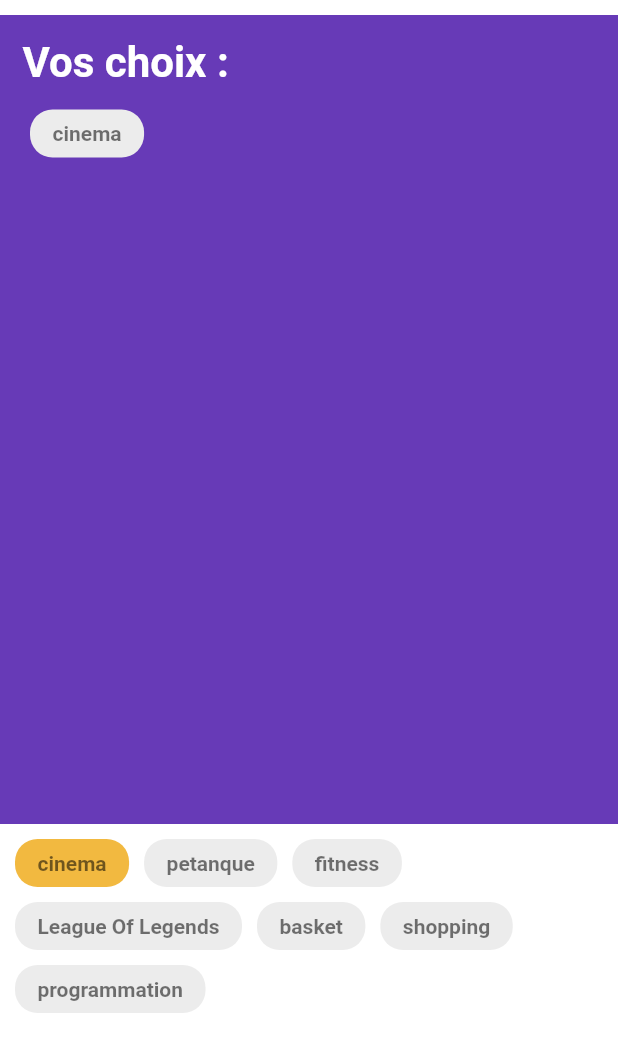
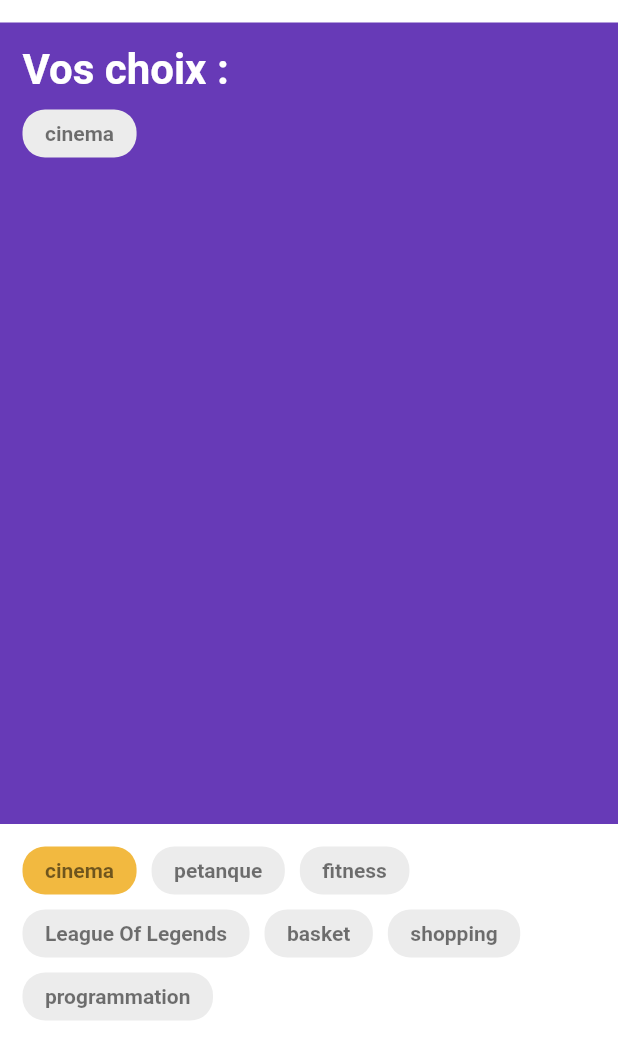
Before and after one commit to Nouuu/Flutter-ESGI-2022-CC1, a Flutter app: the screen it shows after launch, after a tap on "cinema", on a phone screen of 412 x 824 dp. Shown: the top 1059 px of the screen. Run offline on Flutter 3.47's test engine with Material 2 defaults, Android fonts, the phone set to English and light mode, and no system bars.

Commit message:
Lint style + order select chips by date

```diff
--- a/lib/main.dart
+++ b/lib/main.dart
@@ -11,7 +11,7 @@ class MyApp extends StatelessWidget {
   @override
   Widget build(BuildContext context) {
     return MaterialApp(
-      title: 'Pringle selector',
+      title: 'Pringles selector',
       theme: ThemeData(
         textTheme: const TextTheme(
           headline1: TextStyle(
--- a/lib/model/choice_item.dart
+++ b/lib/model/choice_item.dart
@@ -1,5 +1,6 @@
 class ChoiceItem {
   bool _isSelected = false;
+  late DateTime _selectedAt;
   final String title;
 
   ChoiceItem({
@@ -7,11 +8,17 @@ class ChoiceItem {
     isSelected = false,
   }) {
     _isSelected = isSelected;
+    _selectedAt = DateTime.now();
   }
 
   bool get isSelected => _isSelected;
 
-  void select() => _isSelected = true;
+  DateTime get selectedAt => _selectedAt;
+
+  void select() {
+    _isSelected = true;
+    _selectedAt = DateTime.now();
+  }
 
   void unselect() => _isSelected = false;
 }
--- a/lib/services/choice_item_service.dart
+++ b/lib/services/choice_item_service.dart
@@ -3,7 +3,6 @@ import '../model/choice_item.dart';
 class ChoiceService {
   static final ChoiceService _singleton = ChoiceService._internal();
   final _choiceList = <ChoiceItem>[];
-
 
   factory ChoiceService() {
     return _singleton;
@@ -41,5 +40,9 @@ class ChoiceService {
 
   List<ChoiceItem> get choices => List.unmodifiable(_choiceList);
 
+  List<ChoiceItem> get selectedChoices => List.unmodifiable(
+      _choiceList.where((element) => element.isSelected).toList()
+        ..sort((a, b) => a.selectedAt.compareTo(b.selectedAt)));
+
   int get count => _choiceList.length;
 }
--- a/lib/ui/footer.dart
+++ b/lib/ui/footer.dart
@@ -15,9 +15,11 @@ class Footer extends StatelessWidget {
   @override
   Widget build(BuildContext context) {
     return Container(
-      padding: const EdgeInsets.all(5),
+      padding: const EdgeInsets.all(15),
       color: Colors.white,
       child: Wrap(
+        spacing: 10,
+        runSpacing: 10,
         children: choices
             .map(
               (e) => MyChip(item: e, onTap: () => onItemTap(e)),
--- a/lib/ui/header.dart
+++ b/lib/ui/header.dart
@@ -12,15 +12,16 @@ class Header extends StatelessWidget {
   }) : super(key: key);
 
   Widget _returnItems(BuildContext context) {
-    var items = choices.where((element) => element.isSelected);
-    if (items.isEmpty) {
+    if (choices.isEmpty) {
       return Text(
         "Cliquez sur les choix en dessous !",
         style: Theme.of(context).textTheme.bodyText2,
       );
     } else {
       return Wrap(
-        children: items
+        spacing: 10,
+        runSpacing: 10,
+        children: choices
             .map((e) => MyChip(
                   item: e,
                   isSelectable: false,
@@ -33,7 +34,7 @@ class Header extends StatelessWidget {
   @override
   Widget build(BuildContext context) {
     return Container(
-      margin: const EdgeInsets.fromLTRB(0, 10, 0, 0),
+      margin: const EdgeInsets.only(top:15),
       padding: const EdgeInsets.all(15),
       color: Colors.deepPurple,
       child: Column(
--- a/lib/ui/home.dart
+++ b/lib/ui/home.dart
@@ -37,7 +37,7 @@ class _HomeState extends State<Home> {
       children: [
         Expanded(
           flex: 2,
-          child: Header(choices: _choiceService.choices),
+          child: Header(choices: _choiceService.selectedChoices),
         ),
         Expanded(
           flex: 1,
--- a/lib/ui/my_chip.dart
+++ b/lib/ui/my_chip.dart
@@ -26,7 +26,6 @@ class MyChip extends StatelessWidget {
     return GestureDetector(
       onTap: onTap,
       child: Container(
-        margin: const EdgeInsets.all(5),
         padding: const EdgeInsets.symmetric(
           horizontal: 15,
           vertical: 8,
```
